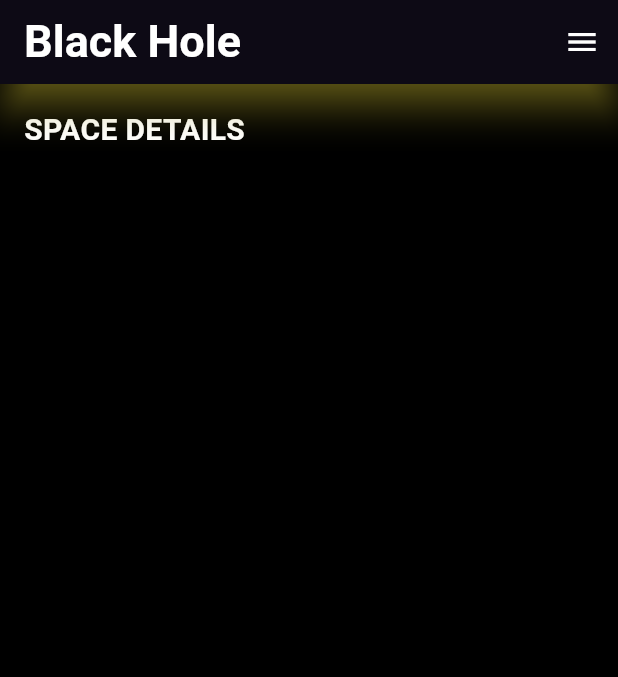
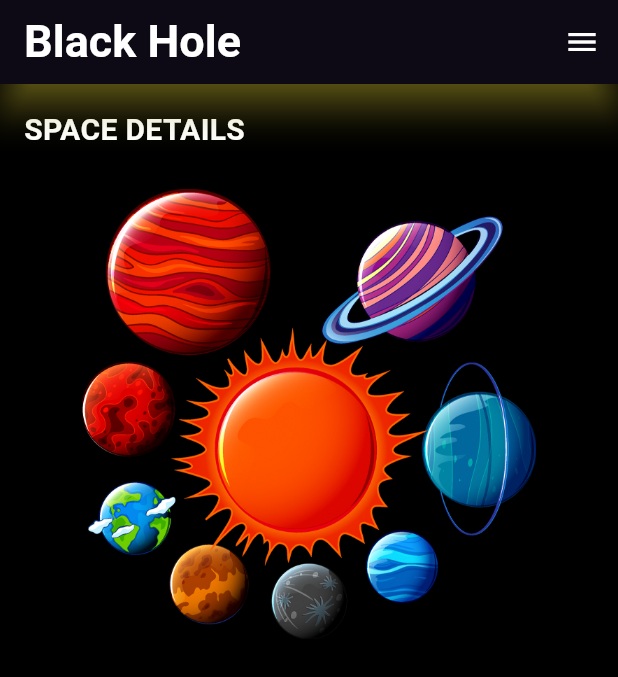
Before and after one commit to Isuru4043/Black_Hole, a Flutter app: the screen it shows after launch, on a phone screen of 412 x 824 dp. Shown: the top 677 px of the screen. Run offline on Flutter 3.47's test engine with Material 3 defaults, Android fonts, the phone set to English and light mode, and no system bars.

Commit message:
added image

```diff
--- a/lib/main.dart
+++ b/lib/main.dart
@@ -32,14 +32,23 @@ class MyApp extends StatelessWidget {
         ),
         body: Padding(
           padding: const EdgeInsets.all(16.0),
-          child: const Column(
+          child: Column(
+            crossAxisAlignment: CrossAxisAlignment.start,
             children: [
-              Text("SPACE DETAILS",
+              const Text("SPACE DETAILS",
                   style: TextStyle(
                     color: Colors.white,
                     fontSize: 20,
                     fontWeight: FontWeight.bold,
-                  ))
+                  )),
+              const SizedBox(height: 25),
+              Center(
+                child: Image.asset(
+                  "assests/images/space1.png",
+                  height: 300,
+                  scale: 2,
+                ),
+              ),
             ],
           ),
         ),
```
